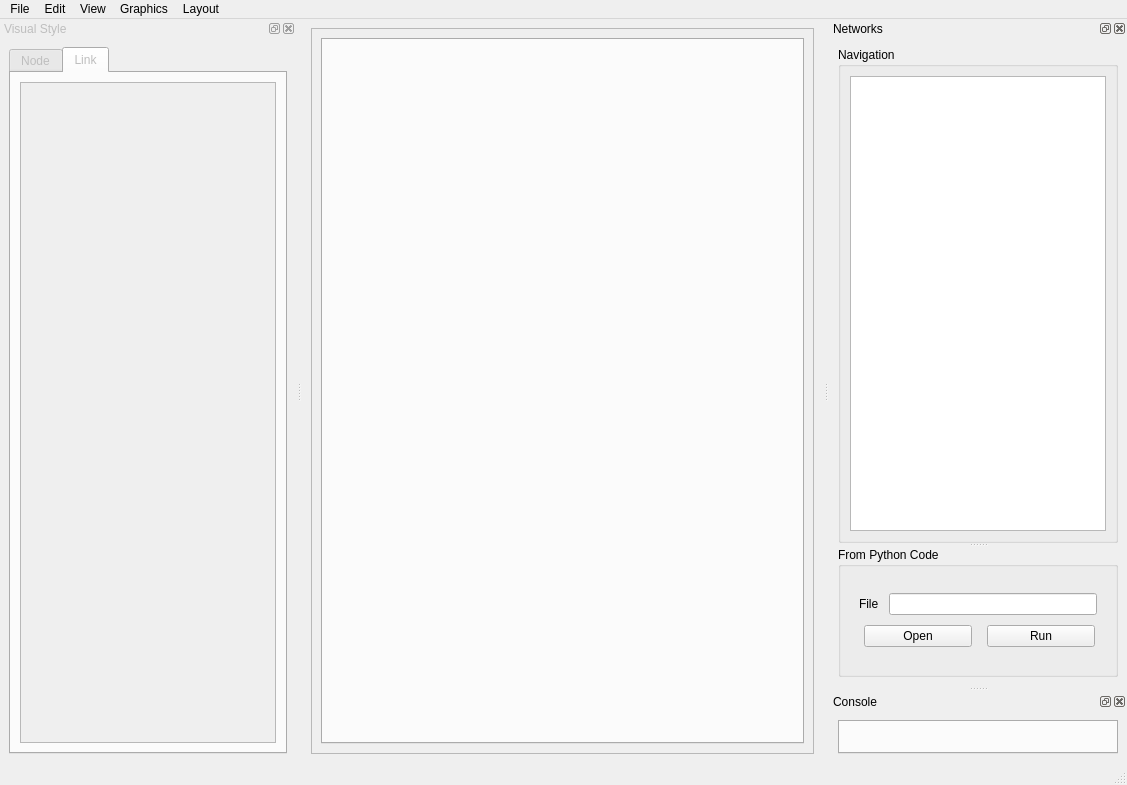
dwgoon/nezzle, file nezzle/ui/ui_mainwindow.ui: the form before one commit.
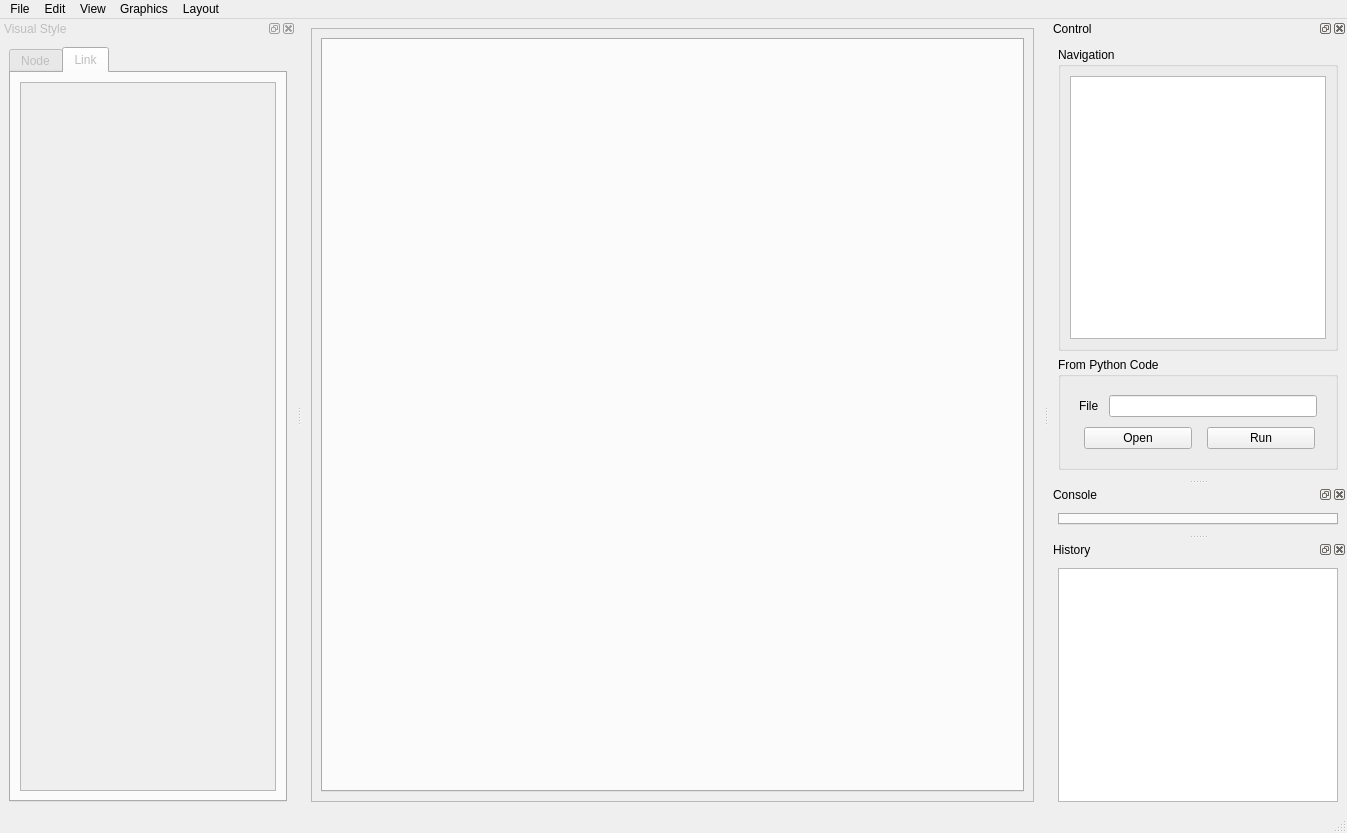
The form after the commit. Custom widgets are drawn as their Qt base class.

```diff
--- a/nezzle/ui/ui_mainwindow.ui
+++ b/nezzle/ui/ui_mainwindow.ui
@@ -6,8 +6,8 @@
    <rect>
     <x>0</x>
     <y>0</y>
-    <width>1127</width>
-    <height>785</height>
+    <width>1347</width>
+    <height>833</height>
    </rect>
   </property>
   <property name="windowTitle">
@@ -17,7 +17,7 @@
    <bool>true</bool>
   </property>
   <widget class="QWidget" name="ui_centralWidget">
-   <layout class="QHBoxLayout" name="horizontalLayout">
+   <layout class="QVBoxLayout" name="verticalLayout_2">
     <item>
      <widget class="QFrame" name="ui_mainFrame">
       <property name="frameShape">
@@ -62,8 +62,8 @@
     <rect>
      <x>0</x>
      <y>0</y>
-     <width>1127</width>
-     <height>26</height>
+     <width>1347</width>
+     <height>36</height>
     </rect>
    </property>
    <widget class="QMenu" name="ui_menuFile">
@@ -157,7 +157,7 @@
     <string notr="true"/>
    </property>
    <property name="windowTitle">
-    <string>Networks</string>
+    <string>Control</string>
    </property>
    <attribute name="dockWidgetArea">
     <number>2</number>
@@ -165,10 +165,6 @@
    <widget class="QWidget" name="ui_netDockContents">
     <layout class="QVBoxLayout" name="verticalLayout_3">
      <item>
-      <widget class="QSplitter" name="splitterControlPanel">
-       <property name="orientation">
-        <enum>Qt::Vertical</enum>
-       </property>
        <widget class="QGroupBox" name="ui_groupNavigation">
         <property name="title">
          <string>Navigation</string>
@@ -183,9 +179,11 @@
          </item>
         </layout>
        </widget>
-       <widget class="QGroupBox" name="ui_groupSimulation">
+     </item>
+     <item>
+      <widget class="QGroupBox" name="ui_groupCode">
         <property name="sizePolicy">
-         <sizepolicy hsizetype="Preferred" vsizetype="Minimum">
+        <sizepolicy hsizetype="Preferred" vsizetype="Preferred">
           <horstretch>0</horstretch>
           <verstretch>0</verstretch>
          </sizepolicy>
@@ -319,12 +317,14 @@
          </item>
         </layout>
        </widget>
-      </widget>
      </item>
     </layout>
    </widget>
   </widget>
   <widget class="QDockWidget" name="ui_consoleDock">
+   <property name="features">
+    <set>QDockWidget::AllDockWidgetFeatures</set>
+   </property>
    <property name="windowTitle">
     <string>Console</string>
    </property>
@@ -395,6 +395,31 @@
     </layout>
    </widget>
   </widget>
+  <widget class="QDockWidget" name="ui_historyDock">
+   <property name="floating">
+    <bool>false</bool>
+   </property>
+   <property name="windowTitle">
+    <string>History</string>
+   </property>
+   <attribute name="dockWidgetArea">
+    <number>2</number>
+   </attribute>
+   <widget class="QWidget" name="dockWidgetContents">
+    <layout class="QVBoxLayout" name="verticalLayout">
+     <item>
+      <widget class="HistoryView" name="ui_historyView">
+       <property name="sizePolicy">
+        <sizepolicy hsizetype="Expanding" vsizetype="Preferred">
+         <horstretch>0</horstretch>
+         <verstretch>0</verstretch>
+        </sizepolicy>
+       </property>
+      </widget>
+     </item>
+    </layout>
+   </widget>
+  </widget>
   <action name="ui_actionSaveNetwork">
    <property name="text">
     <string>Save Network</string>
@@ -605,6 +630,11 @@
    <extends>QTreeView</extends>
    <header>nezzle/widgets/navigationtreeview.h</header>
   </customwidget>
+  <customwidget>
+   <class>HistoryView</class>
+   <extends>QListView</extends>
+   <header>nezzle/widgets/historyview</header>
+  </customwidget>
  </customwidgets>
  <resources/>
  <connections/>
```
Left out of the diff: 16 changed lines with no effect on the pictures. Lines whose indentation alone changed are shown as unchanged.
